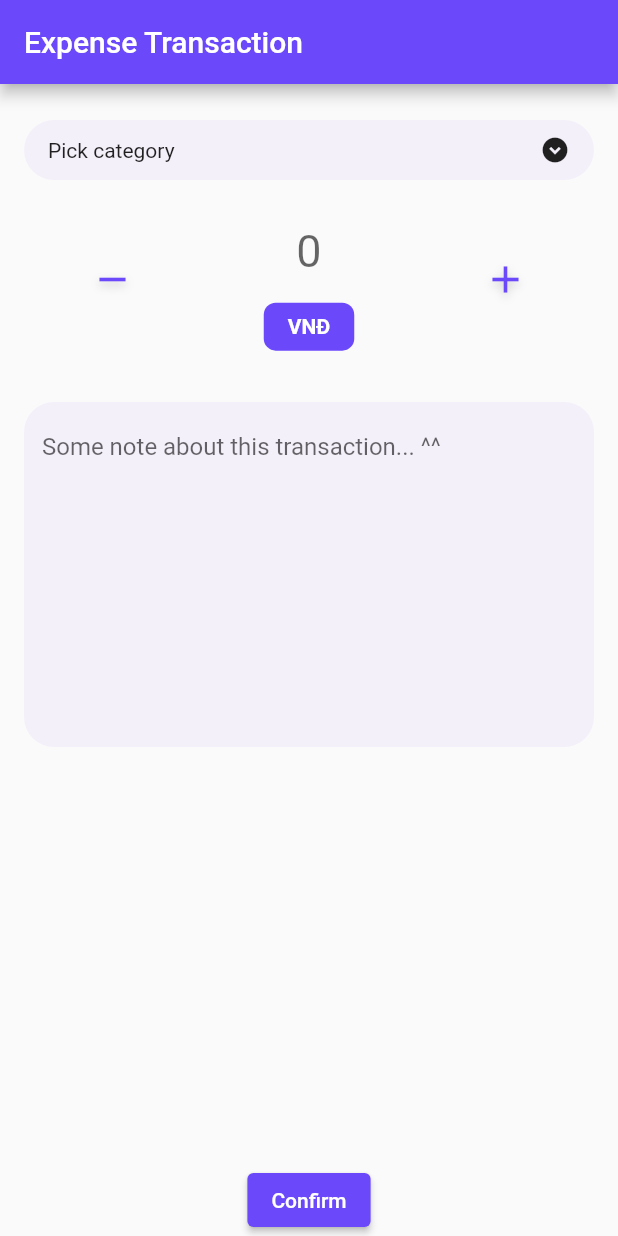
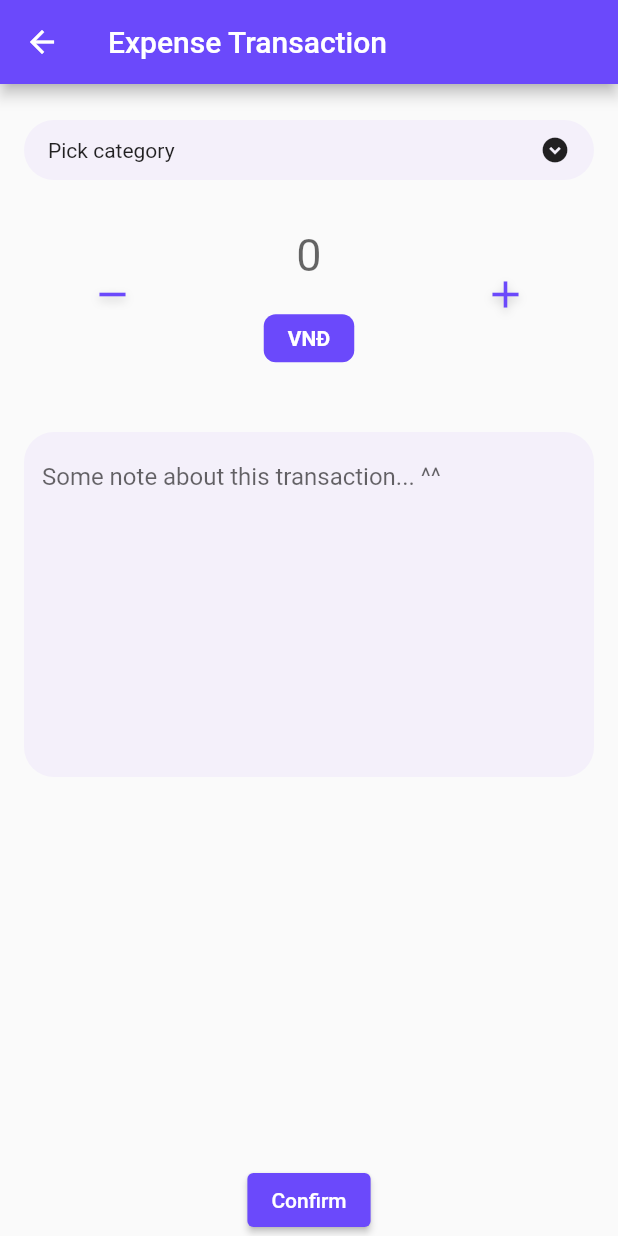
Before and after one commit to quangkhaidam93/financial-freedom, a Flutter app: the ExpenseFormScreen screen opened directly, on a phone screen of 412 x 824 dp. Run offline on Flutter 3.47's test engine with Material 2 defaults, Android fonts, the phone set to English and light mode, and no system bars; our stand-ins replace custom_sliding_segmented_control, get; network calls fail.

Commit message:
Added navigation

```diff
--- a/lib/screens/expense_form/expense_form.screen.dart
+++ b/lib/screens/expense_form/expense_form.screen.dart
@@ -5,6 +5,7 @@
 import 'package:flutter/material.dart';
 
 class ExpenseFormScreen extends StatelessWidget {
+  static const routeName = '/expense-form';
   final _formKey = GlobalKey<FormState>();
   final _data = ExpenseTransaction();
 
--- a/lib/screens/expense_form/widgets/category_picker.widget.dart
+++ b/lib/screens/expense_form/widgets/category_picker.widget.dart
@@ -111,7 +111,8 @@
             ),
           ),
           widget.formFieldState.hasError
-              ? Text(widget.formFieldState.errorText!)
+              ? Text(widget.formFieldState.errorText!,
+                  style: TextStyle(color: Theme.of(context).colorScheme.error))
               : const SizedBox()
         ],
       ),
--- a/lib/screens/expense_form/widgets/money_input.widget.dart
+++ b/lib/screens/expense_form/widgets/money_input.widget.dart
@@ -79,7 +79,7 @@
   Widget build(BuildContext context) {
     return SizedBox(
       width: double.infinity,
-      height: 100,
+      height: 120,
       child: Row(
         crossAxisAlignment: CrossAxisAlignment.center,
         mainAxisAlignment: MainAxisAlignment.center,
@@ -127,7 +127,14 @@
                   child: const Text('VNĐ',
                       style: TextStyle(
                           color: Colors.white, fontWeight: FontWeight.bold)),
-                )
+                ),
+                widget.formFieldState.hasError
+                    ? FittedBox(
+                        child: Text(widget.formFieldState.errorText!,
+                            style: TextStyle(
+                                color: Theme.of(context).colorScheme.error)),
+                      )
+                    : const SizedBox()
               ],
             ),
           ),
--- a/lib/screens/home/widgets/header.widget.dart
+++ b/lib/screens/home/widgets/header.widget.dart
@@ -1,4 +1,6 @@
+import 'package:financial_freedom/screens/expense_form/expense_form.screen.dart';
 import 'package:flutter/material.dart';
+import 'package:get/get.dart';
 
 class HomeHeader extends StatelessWidget {
   const HomeHeader({Key? key}) : super(key: key);
@@ -37,7 +39,9 @@
         Align(
           alignment: Alignment.centerLeft,
           child: ElevatedButton.icon(
-            onPressed: () {},
+            onPressed: () {
+              Get.toNamed(ExpenseFormScreen.routeName);
+            },
             icon: const Icon(Icons.add),
             label: const Text('Add Expense'),
             style: ButtonStyle(
--- a/lib/screens/main/main.screen.dart
+++ b/lib/screens/main/main.screen.dart
@@ -2,6 +2,7 @@
 import 'package:flutter/material.dart';
 
 class MainScreen extends StatefulWidget {
+  static const routeName = '/';
   const MainScreen({Key? key}) : super(key: key);
 
   @override
```
Also changed, not shown: lib/main.dart (+10 -1 lines).
